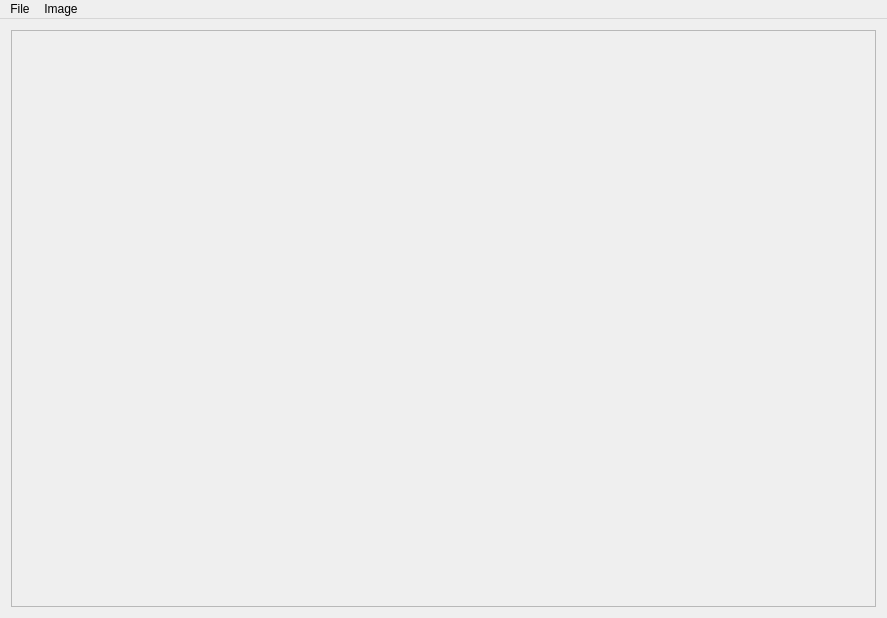
Qt form gui/ui/mainwindow.ui (IsmailSamirIbrahim/Immagine) before a commit.
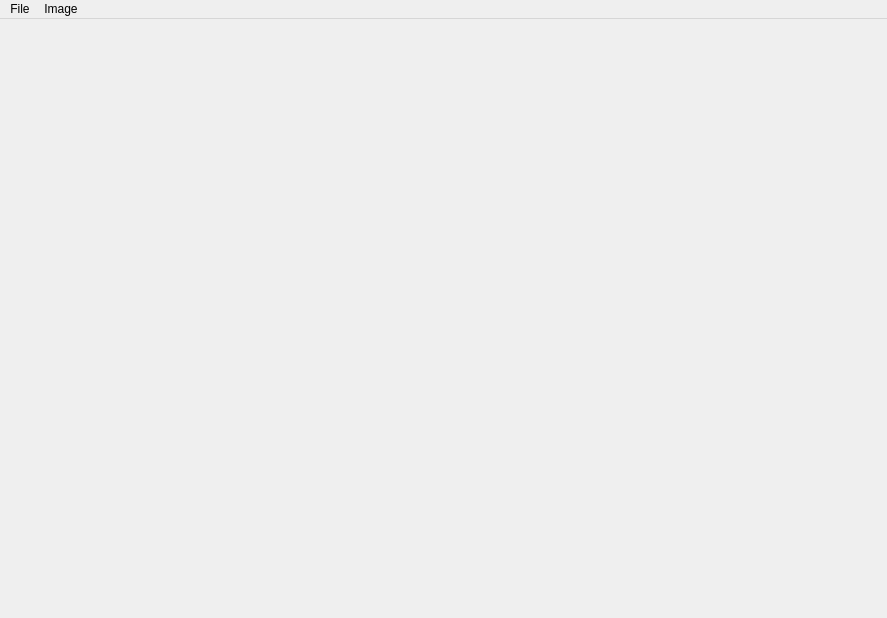
The same form after that commit. Icons and pictures are not drawn.

```diff
--- a/gui/ui/mainwindow.ui
+++ b/gui/ui/mainwindow.ui
@@ -21,28 +21,7 @@
   </property>
   <widget class="QWidget" name="centralWidget">
    <layout class="QGridLayout" name="gridLayout">
-    <item row="0" column="0">
-     <widget class="QScrollArea" name="scrollArea">
-      <property name="frameShadow">
-       <enum>QFrame::Sunken</enum>
-      </property>
-      <property name="lineWidth">
-       <number>1</number>
-      </property>
-      <property name="widgetResizable">
-       <bool>true</bool>
-      </property>
-      <widget class="QWidget" name="scrollAreaWidgetContents_2">
-       <property name="geometry">
-        <rect>
-         <x>0</x>
-         <y>0</y>
-         <width>867</width>
-         <height>577</height>
-        </rect>
-       </property>
-       <layout class="QGridLayout" name="gridLayout_2">
-        <item row="0" column="0">
+    <item row="2" column="1">
          <widget class="QLabel" name="label">
           <property name="sizePolicy">
            <sizepolicy hsizetype="Ignored" vsizetype="Ignored">
@@ -50,6 +29,12 @@
             <verstretch>0</verstretch>
            </sizepolicy>
           </property>
+      <property name="autoFillBackground">
+       <bool>false</bool>
+      </property>
+      <property name="frameShape">
+       <enum>QFrame::NoFrame</enum>
+      </property>
           <property name="text">
            <string/>
           </property>
@@ -59,13 +44,6 @@
           <property name="alignment">
            <set>Qt::AlignCenter</set>
           </property>
-          <property name="textInteractionFlags">
-           <set>Qt::NoTextInteraction</set>
-          </property>
-         </widget>
-        </item>
-       </layout>
-      </widget>
      </widget>
     </item>
    </layout>
```
Left out of the diff: 3 changed lines with no effect on the pictures. Lines whose indentation alone changed are shown as unchanged.
